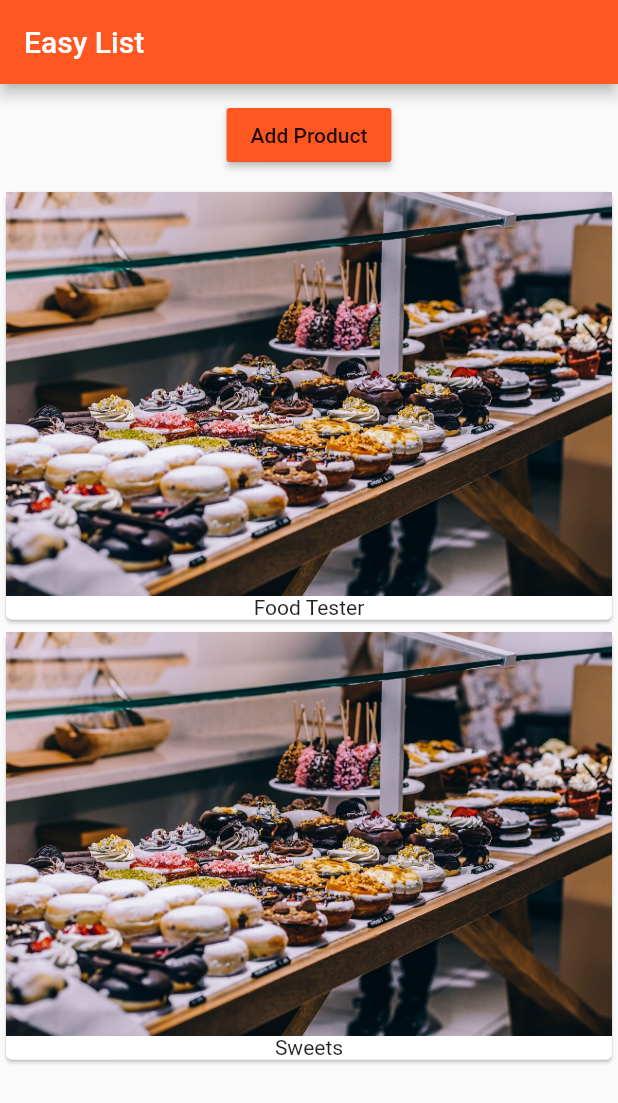
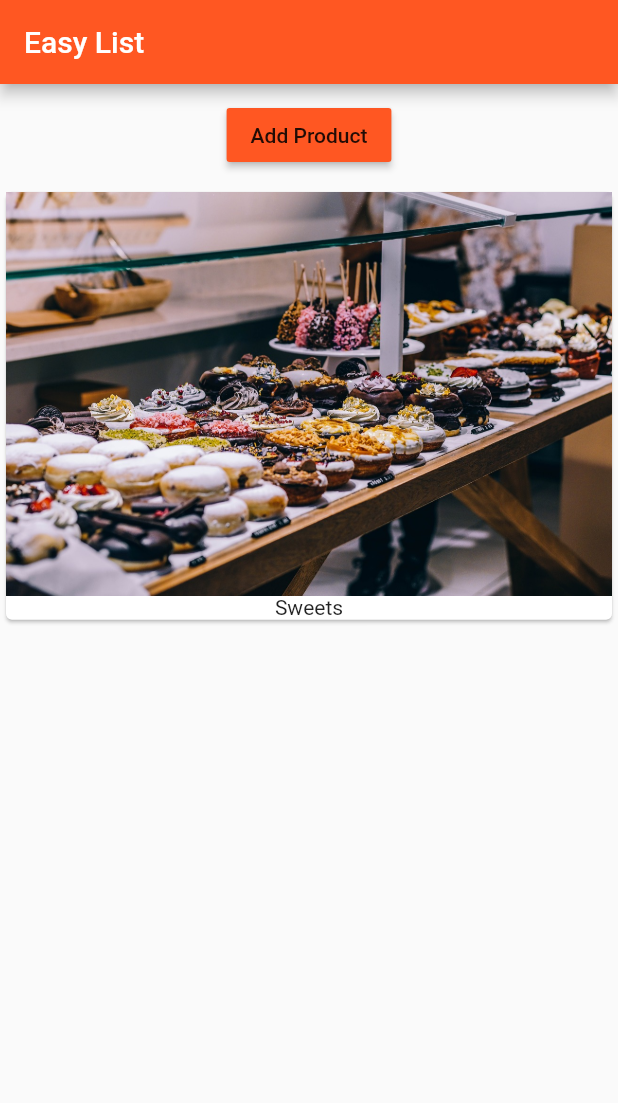
Before and after one commit to AliRadmanesh/flutter-easy-list, a Flutter app: the screen it shows after launch, after a tap on "Add Product", on a phone screen of 412 x 824 dp. Shown: the top 1103 px of the screen. Run offline on Flutter 3.47's test engine with Material 2 defaults, Android fonts, the phone set to English and light mode, and no system bars.

```diff
--- a/lib/main.dart
+++ b/lib/main.dart
@@ -1,4 +1,6 @@
-// Pre-defined functions and tools for creating our application.
+/*
+## Pre-defined functions and tools for creating our application.
+*/
 import 'package:flutter/material.dart';
 /*
 ## rendering class is usefull for debugging the user interface
@@ -7,7 +9,9 @@ import 'package:flutter/material.dart';
 
 import './product_manager.dart';
 
-// This is our app's core function, where it starts to launch!
+/*
+## This is our app's core function, where it starts to launch!
+*/
 void main() {
   /*
   ## To show each element, its padding & margin, use this:
@@ -25,12 +29,14 @@ void main() {
 }
 
 class MyApp extends StatelessWidget {
-  // This widget is the root of your application.
-  // Everything in flutter is widget. even
-  // our whole application is a widget!
-  // We have 2 kind of widgets:
-  // 1. Stateless: Displaying something
-  // 2. Stateful: Can work with date and modify them.
+  /*
+  ## This widget is the root of your application.
+  ## Everything in flutter is widget. even
+  ## our whole application is a widget!
+  ## We have 2 kind of widgets:
+  ## 1. Stateless: Displaying something
+  ## 2. Stateful: Can work with date and modify them.
+  */
 
   @override
   Widget build(BuildContext context) {
@@ -50,7 +56,7 @@ class MyApp extends StatelessWidget {
         appBar: AppBar(
           title: Text('Easy List'),
         ),
-        body: ProductManager('Food Tester'),
+        body: ProductManager(),
       ),
     );
   }
--- a/lib/product_control.dart
+++ b/lib/product_control.dart
@@ -3,8 +3,10 @@ import 'package:flutter/material.dart';
 class ProductControl extends StatelessWidget {
   final Function addProduct;
 
-  // bind _addProduct() of parent widget to this.addProduct
-  // that is a function reference.
+  /*
+  ## bind _addProduct() of parent widget to this.addProduct
+  ## that is a function reference.
+  */
   ProductControl(this.addProduct);
 
   @override
@@ -12,7 +14,9 @@ class ProductControl extends StatelessWidget {
     return RaisedButton(
       color: Theme.of(context).primaryColor,
       onPressed: () {
-        /* Call addProduct function of parent widget to change the state */
+        /*
+        ## Call addProduct function of parent widget to change the state
+        */
         addProduct('Sweets');
       },
       child: Text('Add Product'),
--- a/lib/product_manager.dart
+++ b/lib/product_manager.dart
@@ -6,62 +6,75 @@ import './product_control.dart';
 class ProductManager extends StatefulWidget {
   final String startingProduct;
 
-  ProductManager(this.startingProduct) {
-    print('[ProductManager Widget] Constructor');
+  /*
+  ## Here in class constructor we use default value
+  */
+  ProductManager({this.startingProduct}) {
+    // print('[ProductManager Widget] Constructor');
   }
 
   @override
   State<StatefulWidget> createState() {
-    print('[ProductManager Widget] createState()');
+    // print('[ProductManager Widget] createState()');
     return _ProductManagerState();
   }
 }
 
 class _ProductManagerState extends State<ProductManager> {
-  // Also our products list is final, we can add to it.
-  // final means it couldn't be changed. but we can add
-  // to it (modify the exsiting value)! we just can't
-  // assign a new value to it, like _products = ['Ali'];
-  // reason: Objects and lists in general are reference types
-  // and we store a reference to their contents.
-  // Note: In final variables, we can modify them, but
-  // we can't assign a new value to them.
-  // e.g. final age = 25; age.round() is OK!
+  /*
+  ## Also our products list is final, we can add to it.
+  ## final means it couldn't be changed. but we can add
+  ## to it (modify the exsiting value)! we just can't
+  ## assign a new value to it, like _products = ['Ali'];
+  ## reason: Objects and lists in general are reference types
+  ## and we store a reference to their contents.
+  ## Note: In final variables, we can modify them, but
+  ## we can't assign a new value to them.
+  ## e.g. final age = 25; age.round() is OK!
+  */
   List<String> _products = [];
 
   @override
   void initState() {
-    print('[ProductManager State] initState()');
-    // No need to call setState here, because this method runs before
-    // build method even exist! so no need to change and re-render build.
-    _products.add(widget.startingProduct);
-    // Call parent initState() method and must be at the end of this block.
+    // print('[ProductManager State] initState()');
+    /*
+    ## No need to call setState here, because this method runs before
+    ## build method even exist! so no need to change and re-render build.
+    */
+    if (widget.startingProduct != null) {
+      _products.add(widget.startingProduct);
+    }
+    /*
+    ## Call parent initState() method and must be at the end of this block.
+    */
     super.initState();
   }
 
   @override
   void didUpdateWidget(ProductManager oldWidget) {
-    print('[ProductManager State] didUpdateWidget()');
+    // print('[ProductManager State] didUpdateWidget()');
     super.didUpdateWidget(oldWidget);
   }
 
   void _addProduct(String product) {
     setState(() {
       _products.add(product);
-      print(_products);
+      // print(_products);
     });
   }
 
   @override
   Widget build(BuildContext context) {
-    print('[ProductManager State] build()');
+    // print('[ProductManager State] build()');
     return Column(
       children: <Widget>[
         Container(
           margin: EdgeInsets.all(10.0),
           child: ProductControl(_addProduct),
         ),
-        Products(_products),
+        Expanded(
+          child: Products(_products),
+        )
       ],
     );
   }
--- a/lib/products.dart
+++ b/lib/products.dart
@@ -4,25 +4,61 @@ class Products extends StatelessWidget {
   final List<String> products;
 
   Products(this.products) {
-    print('[Product Widget] Constructor');
+    // print('[Product Widget] Constructor');
+  }
+
+  Widget _buildProductItem(BuildContext context, int index) {
+    return Card(
+      child: Column(
+        children: <Widget>[
+          Image.asset('assets/food.jpg'),
+          Text(products[index]),
+        ],
+      ),
+    );
+  }
+
+  Widget _buildProductList() {
+    /*
+    ## BEST PRACTICE: When you want to return nothing to the screen
+    ## you can't just return null or undefined! you must return a
+    ## widget. The good part of returning a [Container] is that
+    ## it won't occupy any space on the screen and also won't impact
+    ## performance issue.
+    */
+    Widget productCards = Container();
+    if (products.length > 0) {
+      /*
+      ## [ListView] is great for limited amount of widgets/elements
+      ## inside it. But for the situation where you have dynamic
+      ## amount of items or very long list of items, [ListView]
+      ## is inefficient. because all elements will be rendered
+      ## on the screen, even those which aren't visible on the screen
+      ## so it's not a good idea for long lists. instead we use
+      ## [ListView.builder()] for this ocassion.
+      */
+      productCards = ListView.builder(
+        /*
+        ## [itemBuilder] contains a method which defines what does
+        ## building an item mean & how is an item built.
+        */
+        itemBuilder: _buildProductItem,
+        /*
+        ## [itemCount] indicates how many items will have to be built
+        */
+        itemCount: products.length,
+      );
+    } else {
+      productCards = Center(
+        child: Text('No products found, please add some.'),
+      );
+    }
+    return productCards;
   }
 
   @override
   Widget build(BuildContext context) {
-    print('[Product Widget] build()');
-    return Column(
-      children: products
-          .map(
-            (element) => Card(
-                  child: Column(
-                    children: <Widget>[
-                      Image.asset('assets/food.jpg'),
-                      Text(element),
-                    ],
-                  ),
-                ),
-          )
-          .toList(),
-    );
+    // print('[Product Widget] build()');
+    return _buildProductList();
   }
 }
```
